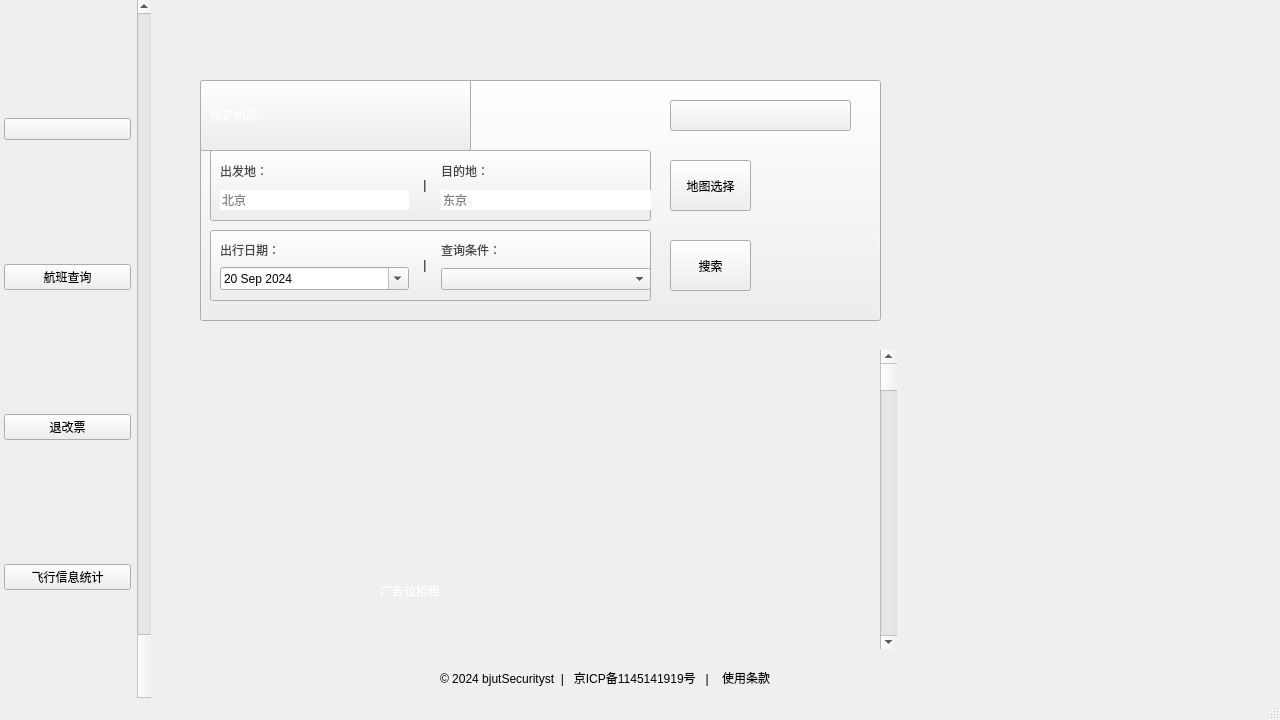
Old version of the form mainwindow.ui in the repository bjutSecurityst/Dtrip.
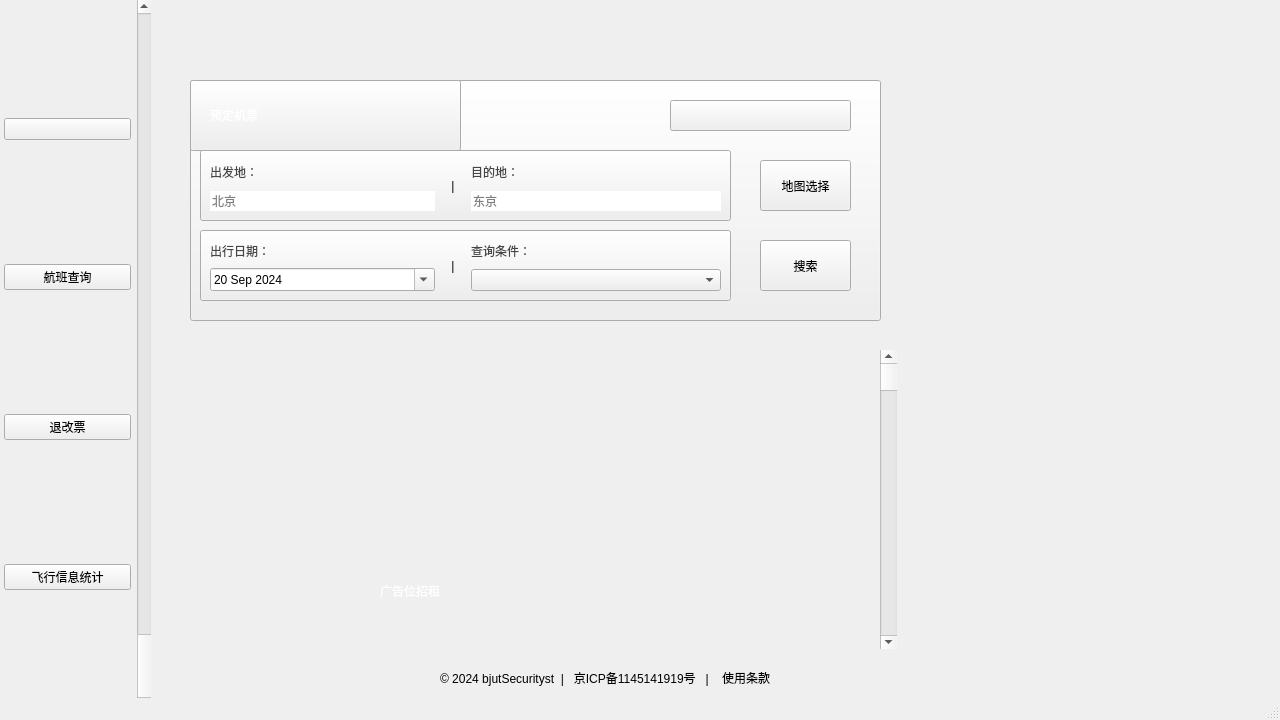
New version of the form. Icons and pictures are not drawn.

```diff
--- a/mainwindow.ui
+++ b/mainwindow.ui
@@ -189,9 +189,9 @@
    <widget class="QPushButton" name="backgroundsky">
     <property name="geometry">
      <rect>
-      <x>200</x>
+      <x>190</x>
       <y>80</y>
-      <width>681</width>
+      <width>691</width>
       <height>241</height>
      </rect>
     </property>
@@ -214,9 +214,9 @@
    <widget class="QWidget" name="verticalLayoutWidget_2">
     <property name="geometry">
      <rect>
-      <x>220</x>
-      <y>159</y>
-      <width>431</width>
+      <x>210</x>
+      <y>160</y>
+      <width>511</width>
       <height>51</height>
      </rect>
     </property>
@@ -317,9 +317,9 @@
    <widget class="QPushButton" name="layoutbutton">
     <property name="geometry">
      <rect>
-      <x>210</x>
+      <x>200</x>
       <y>150</y>
-      <width>441</width>
+      <width>531</width>
       <height>71</height>
      </rect>
     </property>
@@ -368,7 +368,7 @@
    <widget class="QPushButton" name="home_background">
     <property name="geometry">
      <rect>
-      <x>200</x>
+      <x>190</x>
       <y>80</y>
       <width>271</width>
       <height>71</height>
@@ -381,9 +381,9 @@
    <widget class="QPushButton" name="layoutbutton_2">
     <property name="geometry">
      <rect>
-      <x>210</x>
+      <x>200</x>
       <y>230</y>
-      <width>441</width>
+      <width>531</width>
       <height>71</height>
      </rect>
     </property>
@@ -394,9 +394,9 @@
    <widget class="QWidget" name="verticalLayoutWidget_5">
     <property name="geometry">
      <rect>
-      <x>220</x>
-      <y>239</y>
-      <width>431</width>
+      <x>210</x>
+      <y>240</y>
+      <width>511</width>
       <height>51</height>
      </rect>
     </property>
@@ -423,7 +423,7 @@
         <widget class="QDateEdit" name="dateEdit">
          <property name="dateTime">
           <datetime>
-           <hour>16</hour>
+           <hour>0</hour>
            <minute>0</minute>
            <second>0</second>
            <year>2024</year>
@@ -520,9 +520,9 @@
    <widget class="QPushButton" name="pushButton">
     <property name="geometry">
      <rect>
-      <x>670</x>
+      <x>760</x>
       <y>160</y>
-      <width>81</width>
+      <width>91</width>
       <height>51</height>
      </rect>
     </property>
@@ -539,9 +539,9 @@
    <widget class="QPushButton" name="pushButton_4">
     <property name="geometry">
      <rect>
-      <x>670</x>
+      <x>760</x>
       <y>240</y>
-      <width>81</width>
+      <width>91</width>
       <height>51</height>
      </rect>
     </property>
@@ -631,9 +631,9 @@
    <widget class="QWidget" name="verticalLayoutWidget">
     <property name="geometry">
      <rect>
-      <x>200</x>
+      <x>190</x>
       <y>350</y>
-      <width>681</width>
+      <width>711</width>
       <height>301</height>
      </rect>
     </property>
```
